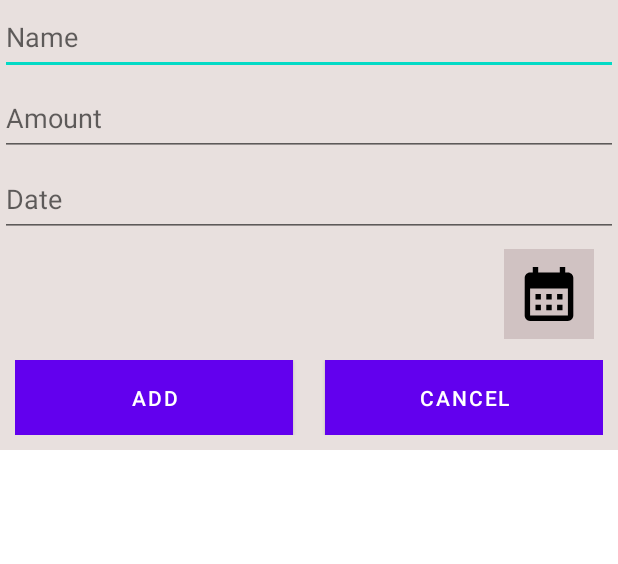
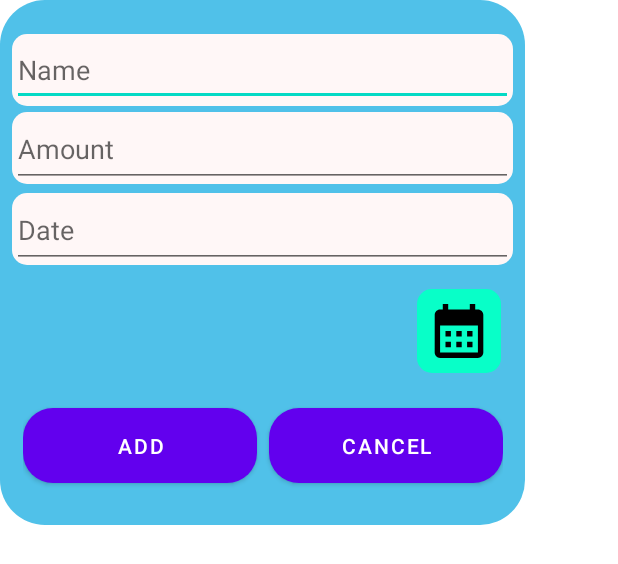
Before and after one commit to qTronor/My_money_moment, an Android app: the layout dialog_add.xml on its own in the app's theme, with its tools: preview values and no code run, on a phone screen of 412 x 824 dp. Shown: the top 564 px of the screen. Run offline under Robolectric (Android 15) with nearby library versions, the phone set to English and light mode, and no system bars.

Commit message:
New Colors

```diff
--- a/app/src/main/java/com/example/my_mone_moment/fragments/Fragment1.java
+++ b/app/src/main/java/com/example/my_mone_moment/fragments/Fragment1.java
@@ -9,6 +9,7 @@ import android.widget.Button;
 import android.widget.CalendarView;
 import android.widget.DatePicker;
 import android.widget.ImageButton;
+import android.widget.ImageView;
 import android.widget.TextView;
 import android.widget.Toast;
 
--- /dev/null
+++ b/app/src/main/res/color/special_green.xml
@@ -0,0 +1,4 @@
+<?xml version="1.0" encoding="utf-8"?>
+<selector xmlns:android="http://schemas.android.com/apk/res/android">
+
+</selector>
--- /dev/null
+++ b/app/src/main/res/drawable/dialog_round_add.xml
@@ -0,0 +1,9 @@
+<?xml version="1.0" encoding="utf-8"?>
+<shape xmlns:android="http://schemas.android.com/apk/res/android">
+    <corners android:radius="30dp" />
+    <padding
+        android:bottom="10dp"
+        android:left="10dp"
+        android:right="10dp"
+        android:top="10dp" />
+    </shape>
--- /dev/null
+++ b/app/src/main/res/drawable/gradient_background.xml
@@ -0,0 +1,14 @@
+<?xml version="1.0" encoding="utf-8"?>
+<selector xmlns:android="http://schemas.android.com/apk/res/android">
+    <item>
+        <shape>
+
+            <gradient android:angle="100"
+                android:startColor="@color/background_green"
+                android:endColor="@color/background_blue"
+                android:type="linear">
+            </gradient>
+
+        </shape>
+    </item>
+</selector>
--- /dev/null
+++ b/app/src/main/res/drawable/gradient_background_add_dialog.xml
@@ -0,0 +1,15 @@
+<?xml version="1.0" encoding="utf-8"?>
+<selector xmlns:android="http://schemas.android.com/apk/res/android">
+    <item>
+        <shape>
+
+            <gradient android:angle="90"
+                android:startColor="@color/light_blue"
+                android:endColor="@color/background_blue"
+                android:type="linear">
+            </gradient>
+        </shape>
+        <corners android:radius="10dp">
+        </corners>
+    </item>
+</selector>
--- /dev/null
+++ b/app/src/main/res/drawable/input_lines_style.xml
@@ -0,0 +1,6 @@
+<?xml version="1.0" encoding="utf-8"?>
+<shape xmlns:android="http://schemas.android.com/apk/res/android">
+    <solid android:color="@color/input_color" />
+    <corners android:radius="10dp">
+    </corners>
+</shape>
--- /dev/null
+++ b/app/src/main/res/drawable/round_style.xml
@@ -0,0 +1,6 @@
+<?xml version="1.0" encoding="utf-8"?>
+<shape xmlns:android="http://schemas.android.com/apk/res/android">
+    <solid android:color="@color/background_green"></solid>
+    <corners android:radius="10dp">
+    </corners>
+</shape>
--- /dev/null
+++ b/app/src/main/res/drawable/round_style_dialog_btn.xml
@@ -0,0 +1,7 @@
+<?xml version="1.0" encoding="utf-8"?>
+<shape xmlns:android="http://schemas.android.com/apk/res/android">
+    <solid
+        android:color="@color/nice_purple"/>
+    <corners android:radius="20dp">
+    </corners>
+</shape>
--- a/app/src/main/res/layout/dialog_add.xml
+++ b/app/src/main/res/layout/dialog_add.xml
@@ -2,21 +2,41 @@
 <androidx.constraintlayout.widget.ConstraintLayout xmlns:android="http://schemas.android.com/apk/res/android"
     xmlns:app="http://schemas.android.com/apk/res-auto"
     xmlns:tools="http://schemas.android.com/tools"
-    android:layout_width="match_parent"
-    android:background="@color/light_grey"
-    android:layout_height="300dp">
+    android:layout_width="350dp"
+    android:background="@drawable/dialog_round_add"
+    android:backgroundTint="@color/light_blue"
+    android:layout_height="350dp"
+    android:padding="8dp">
 
+
+    <ImageView
+        android:id="@+id/imageView"
+        android:layout_width="match_parent"
+        android:layout_height="48dp"
+        app:layout_constraintEnd_toEndOf="parent"
+        app:layout_constraintStart_toStartOf="parent"
+        app:layout_constraintTop_toTopOf="@+id/name"
+        app:srcCompat="@drawable/input_lines_style" />
 
     <EditText
         android:id="@+id/name"
         android:layout_width="match_parent"
-        android:layout_height="50dp"
+        android:layout_height="48dp"
         android:hint="@string/name"
         android:inputType="text"
         app:layout_constraintBottom_toBottomOf="parent"
         app:layout_constraintTop_toTopOf="parent"
-        app:layout_constraintVertical_bias="0.0"
-        tools:layout_editor_absoluteX="0dp" />
+        app:layout_constraintVertical_bias="0.052" />
+
+    <ImageView
+        android:id="@+id/imageView1"
+        android:layout_width="match_parent"
+        android:layout_height="48dp"
+        app:layout_constraintEnd_toEndOf="parent"
+        app:layout_constraintStart_toStartOf="parent"
+        app:layout_constraintTop_toTopOf="@+id/amount"
+        app:srcCompat="@drawable/input_lines_style" />
+
 
     <EditText
         android:id="@+id/amount"
@@ -26,8 +46,16 @@
         android:fontFamily="sans-serif"
         android:hint="@string/amount"
         android:inputType="number"
-        app:layout_constraintTop_toBottomOf="@+id/name"
-        tools:layout_editor_absoluteX="0dp" />
+        app:layout_constraintTop_toBottomOf="@+id/name" />
+
+    <ImageView
+        android:id="@+id/imageView2"
+        android:layout_width="match_parent"
+        android:layout_height="48dp"
+        app:layout_constraintEnd_toEndOf="parent"
+        app:layout_constraintStart_toStartOf="parent"
+        app:layout_constraintTop_toTopOf="@+id/date_text"
+        app:srcCompat="@drawable/input_lines_style" />
 
     <EditText
         android:id="@+id/date_text"
@@ -37,52 +65,49 @@
         android:fontFamily="sans-serif"
         android:hint="@string/date"
         android:inputType="date|text"
-        app:layout_constraintTop_toBottomOf="@+id/amount"
-        tools:layout_editor_absoluteX="0dp" />
+        app:layout_constraintTop_toBottomOf="@+id/amount" />
 
     <ImageButton
         android:id="@+id/calendarBtn"
-        android:layout_width="60dp"
-        android:layout_height="60dp"
-        android:layout_marginTop="8dp"
-        android:layout_marginEnd="16dp"
-        android:background="@color/light_brown"
+        android:layout_width="56dp"
+        android:layout_height="56dp"
+
+        android:layout_marginEnd="8dp"
+        android:background="@drawable/round_style"
         android:contentDescription="@string/calendar_icon"
 
         android:scaleType="center"
         android:src="@drawable/ic_calendar_foreground"
+        app:layout_constraintBottom_toTopOf="@+id/relativeLayout"
         app:layout_constraintEnd_toEndOf="parent"
         app:layout_constraintTop_toBottomOf="@+id/date_text" />
 
     <RelativeLayout
-        android:layout_width="match_parent"
-        android:layout_height="50dp"
-        android:layout_centerHorizontal="true"
+        android:id="@+id/relativeLayout"
+        android:layout_width="320dp"
+        android:layout_height="70dp"
         android:layout_margin="10dp"
+        android:gravity="center_vertical"
         app:layout_constraintBottom_toBottomOf="parent"
         app:layout_constraintEnd_toEndOf="parent"
         app:layout_constraintStart_toStartOf="parent">
 
         <Button
             android:id="@+id/cancelBtn"
-            android:layout_width="185dp"
-            android:layout_height="match_parent"
+            android:layout_width="156dp"
+            android:layout_height="50dp"
             android:layout_alignParentEnd="true"
-            android:layout_marginStart="195dp"
-            android:layout_marginEnd="0dp"
-            android:background="@color/nice_purple"
+            android:background="@drawable/round_style_dialog_btn"
             android:text="@string/cancel_btn" />
 
         <Button
             android:id="@+id/addBtn"
-            android:layout_width="185dp"
-            android:layout_height="match_parent"
+            android:layout_width="156dp"
+            android:layout_height="50dp"
             android:layout_alignParentStart="true"
-            android:layout_marginStart="0dp"
-            android:layout_marginEnd="185dp"
-            android:background="@color/nice_purple"
-
+            android:background="@drawable/round_style_dialog_btn"
             android:text="@string/add_btn" />
     </RelativeLayout>
 
+
 </androidx.constraintlayout.widget.ConstraintLayout>
--- a/app/src/main/res/layout/fragment_first.xml
+++ b/app/src/main/res/layout/fragment_first.xml
@@ -5,7 +5,7 @@
     xmlns:tools="http://schemas.android.com/tools"
     android:layout_width="match_parent"
     android:layout_height="match_parent"
-    android:background="@color/light_brown"
+    android:background="@drawable/gradient_background"
     tools:context=".fragments.Fragment1">
 
     <LinearLayout
--- a/app/src/main/res/layout/fragment_second.xml
+++ b/app/src/main/res/layout/fragment_second.xml
@@ -5,6 +5,7 @@
     xmlns:tools="http://schemas.android.com/tools"
     android:layout_width="match_parent"
     android:layout_height="match_parent"
+    android:background="@drawable/gradient_background"
     tools:context=".fragments.Fragment2">
 
     <TextView
--- a/app/src/main/res/layout/items_list.xml
+++ b/app/src/main/res/layout/items_list.xml
@@ -9,7 +9,7 @@
     android:layout_height="wrap_content"
     android:gravity="center_vertical"
     android:orientation="horizontal"
-    android:padding="10dp">
+    android:padding="3dp">
 
     <!--TextView for displaying Name -->
     <androidx.cardview.widget.CardView
@@ -17,10 +17,10 @@
         android:layout_height="wrap_content"
         android:layout_marginStart="8dp"
         android:layout_marginEnd="8dp"
-        android:background="@color/white"
+        android:background="@color/input_color"
         android:foreground="?attr/selectableItemBackground"
-        app:cardCornerRadius="3dp"
-        app:cardElevation="3dp"
+        app:cardCornerRadius="15dp"
+        app:cardElevation="5dp"
         app:cardUseCompatPadding="true">
 
         <!--LinearLayout orientation Vertical -->
--- a/app/src/main/res/values/colors.xml
+++ b/app/src/main/res/values/colors.xml
@@ -7,9 +7,13 @@
     <color name="teal_700">#FF018786</color>
     <color name="black">#FF000000</color>
     <color name="white">#FFFFFFFF</color>
-    <color name="nice_purple">#A667C2</color>
+    <color name="nice_purple">#7A57D1</color>
     <color name="light_grey">#E8E0DE</color>
     <color name="light_brown">#D0C2C2</color>
+    <color name="background_green">#08FFC8</color>
+    <color name="background_blue">#204969</color>
+    <color name="light_blue">#50C1E9</color>
+    <color name="input_color">#FFF7F7</color>
 
 
 </resources>
--- a/app/src/main/res/values/styles.xml
+++ b/app/src/main/res/values/styles.xml
@@ -1,4 +1,3 @@
 <?xml version="1.0" encoding="utf-8"?>
 <resources>
-
 </resources>
```
